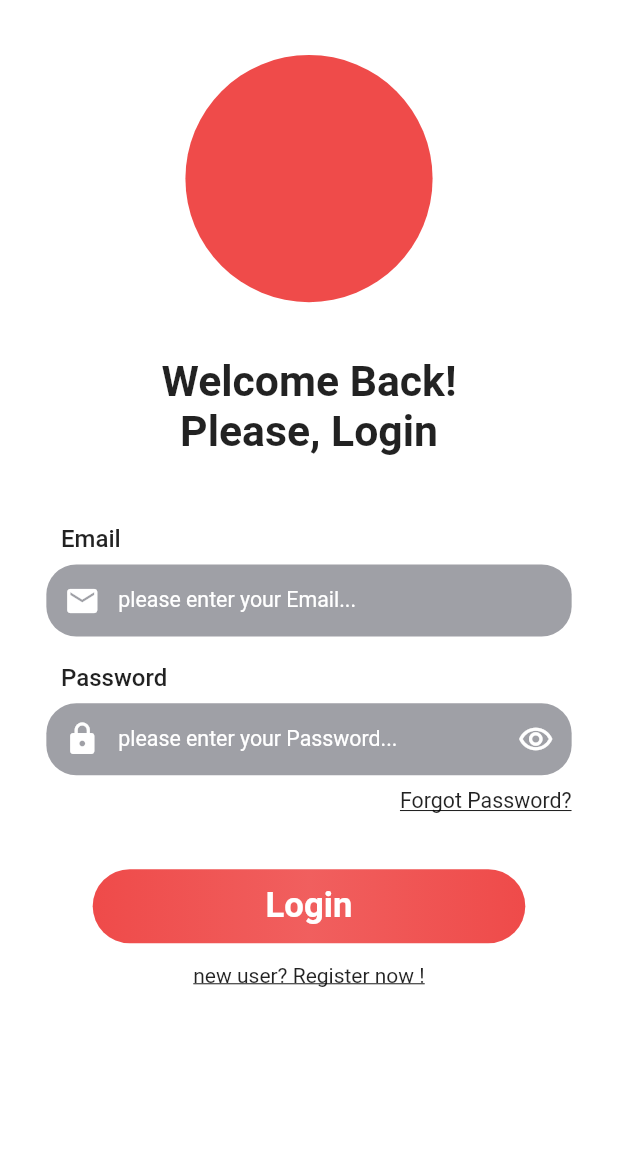
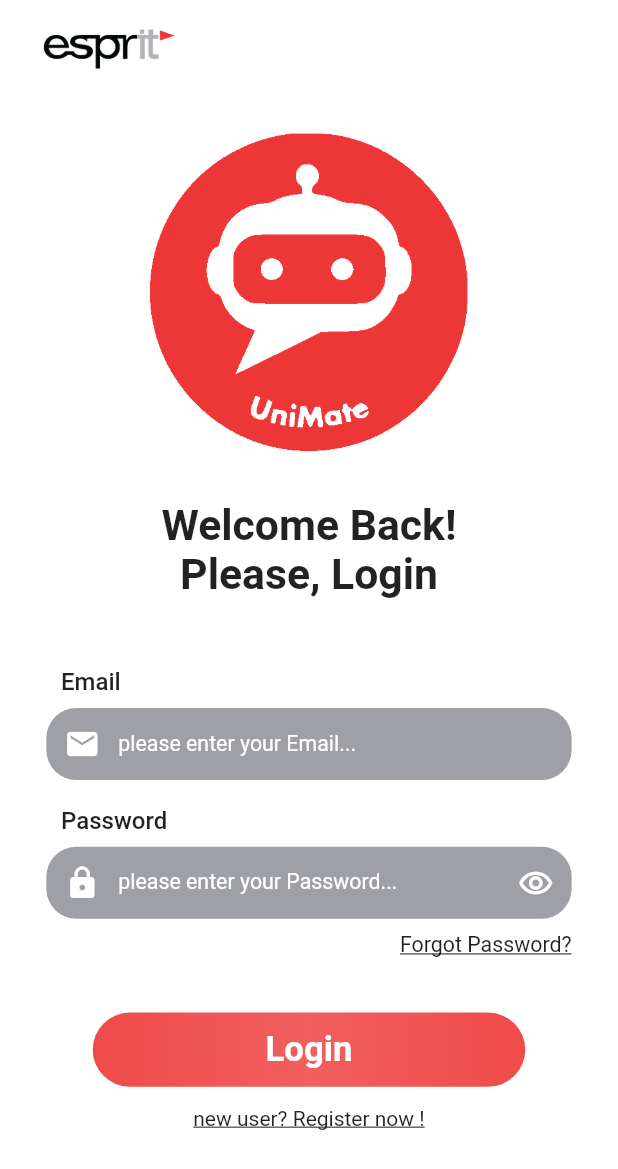
Before and after one commit to fawezz/unimate-front, a Flutter app: the screen it shows after launch, on a phone screen of 412 x 824 dp. Shown: the top 1169 px of the screen. Run offline on Flutter 3.47's test engine with Material 2 defaults, Android fonts, the phone set to English and light mode, and no system bars; our stand-ins replace animated_text_kit, avatar_glow, connectivity_plus, flutter_easyloading, flutter_local_notifications, flutter_screenutil and 11 more; missing offline and left inert: flutter_cached_pdfview, flutter_gif; accounts and stored records are empty.

Commit message:
Login logo, restart new thread button

```diff
--- a/lib/views/LoginView.dart
+++ b/lib/views/LoginView.dart
@@ -23,20 +23,30 @@ class LoginView extends StatelessWidget {
           child: Column(
             crossAxisAlignment: CrossAxisAlignment.center,
             children: [
-              0.05.sh.verticalSpace,
+              //0.05.sh.verticalSpace,
+              Align(
+                alignment: Alignment.topLeft,
+                child: SizedBox(
+                  width: 0.25.sw,
+                  height: 0.08.sh,
+                  child: Image.asset(Get.isDarkMode
+                      ? "assets/icons/espritDark.png"
+                      : "assets/icons/espritLight.png"),
+                ),
+              ),
               SizedBox(
-                height: 0.4.sw,
-                width: 0.4.sw,
+                height: 0.65.sw,
+                width: 0.65.sw,
                 child: Positioned(
                   left: 8,
                   child: CircleAvatar(
-                    radius: Get.width * 0.116,
-                    backgroundColor: primaryColor,
-                    //backgroundImage: Image.asset("assets/icons/seller.jpg").image,
+                    radius: Get.width * 0.2,
+                    backgroundColor: Colors.transparent,
+                    backgroundImage:
+                        Image.asset("assets/icons/appLogo.png").image,
                   ),
                 ),
               ),
-              0.05.sh.verticalSpace,
               Text(
                 'Welcome Back!',
                 style: TextStyle(
```
Also changed, not shown: lib/controllers/HomeController.dart (+12 -0 lines), lib/controllers/NewThreadDetailController.dart (+14 -8 lines), lib/views/HomeView.dart (+31 -4 lines).
